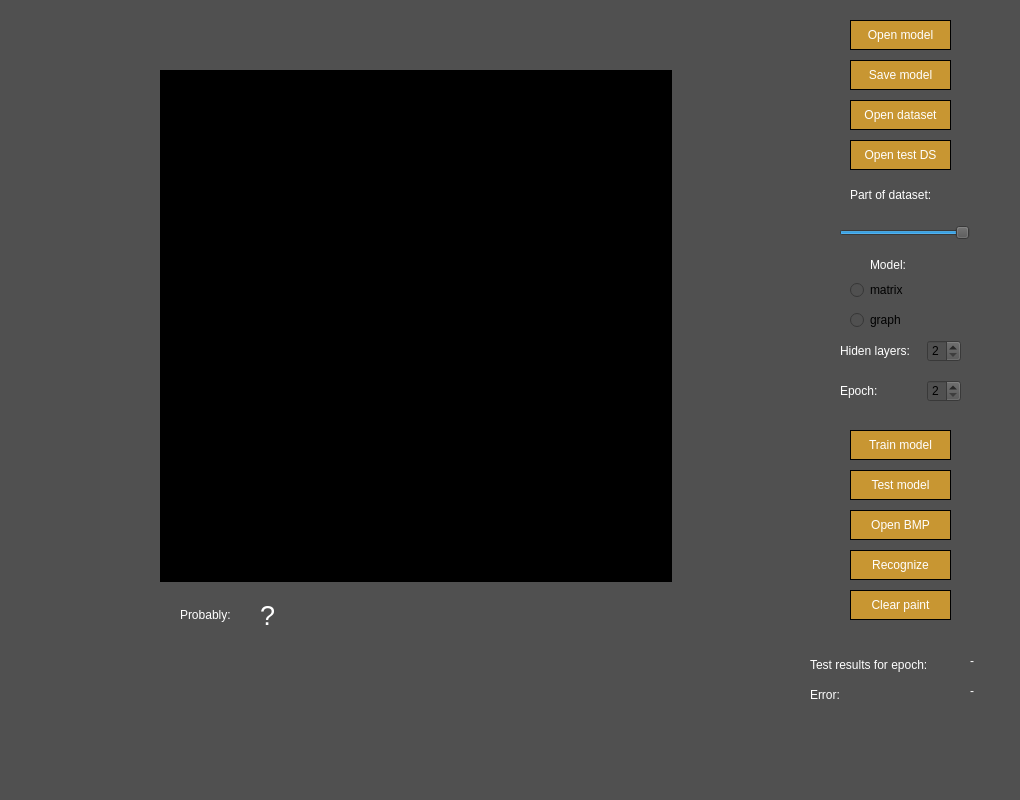
The window that src/view/view.ui (KolyaDavydov/CPP_ML_MultilauerPerceptron) describes before a commit, drawn with Qt 5.
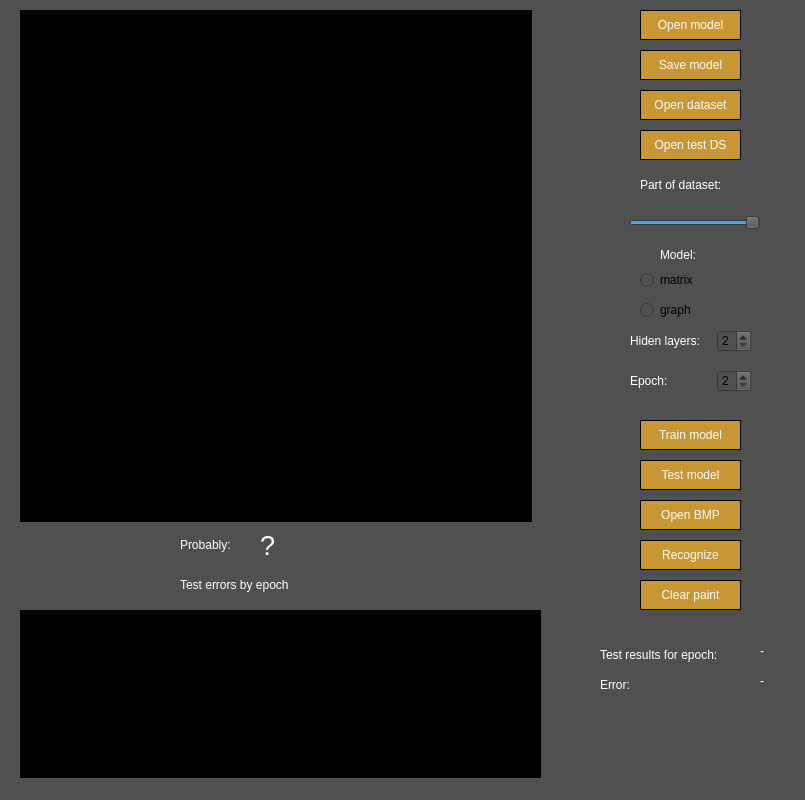
The same window after the commit. Custom widgets are drawn as their Qt base class.

Commit message: add errrors chart

```diff
--- a/src/view/view.ui
+++ b/src/view/view.ui
@@ -6,7 +6,7 @@
    <rect>
     <x>0</x>
     <y>0</y>
-    <width>1020</width>
+    <width>805</width>
     <height>800</height>
    </rect>
   </property>
@@ -20,8 +20,8 @@
    <widget class="QPushButton" name="pushButton_open_dataset">
     <property name="geometry">
      <rect>
-      <x>850</x>
-      <y>100</y>
+      <x>640</x>
+      <y>90</y>
       <width>101</width>
       <height>30</height>
      </rect>
@@ -43,8 +43,8 @@
    <widget class="QPushButton" name="pushButton_open_model">
     <property name="geometry">
      <rect>
-      <x>850</x>
-      <y>20</y>
+      <x>640</x>
+      <y>10</y>
       <width>101</width>
       <height>30</height>
      </rect>
@@ -66,8 +66,8 @@
    <widget class="QRadioButton" name="matrix_model">
     <property name="geometry">
      <rect>
-      <x>850</x>
-      <y>280</y>
+      <x>640</x>
+      <y>270</y>
       <width>99</width>
       <height>20</height>
      </rect>
@@ -79,8 +79,8 @@
    <widget class="QRadioButton" name="graph_model">
     <property name="geometry">
      <rect>
-      <x>850</x>
-      <y>310</y>
+      <x>640</x>
+      <y>300</y>
       <width>99</width>
       <height>20</height>
      </rect>
@@ -92,8 +92,8 @@
    <widget class="QLabel" name="label_model">
     <property name="geometry">
      <rect>
-      <x>870</x>
-      <y>250</y>
+      <x>660</x>
+      <y>240</y>
       <width>60</width>
       <height>30</height>
      </rect>
@@ -108,8 +108,8 @@
    <widget class="QPushButton" name="pushButton_open_bmp">
     <property name="geometry">
      <rect>
-      <x>850</x>
-      <y>510</y>
+      <x>640</x>
+      <y>500</y>
       <width>101</width>
       <height>30</height>
      </rect>
@@ -131,8 +131,8 @@
    <widget class="QLabel" name="slider_dataset_part">
     <property name="geometry">
      <rect>
-      <x>850</x>
-      <y>180</y>
+      <x>640</x>
+      <y>170</y>
       <width>91</width>
       <height>30</height>
      </rect>
@@ -147,8 +147,8 @@
    <widget class="QSlider" name="test_part">
     <property name="geometry">
      <rect>
-      <x>839</x>
-      <y>220</y>
+      <x>629</x>
+      <y>210</y>
       <width>131</width>
       <height>25</height>
      </rect>
@@ -169,8 +169,8 @@
    <widget class="QPushButton" name="pushButton_save_model">
     <property name="geometry">
      <rect>
-      <x>850</x>
-      <y>60</y>
+      <x>640</x>
+      <y>50</y>
       <width>101</width>
       <height>30</height>
      </rect>
@@ -192,8 +192,8 @@
    <widget class="QWidget" name="layoutWidget">
     <property name="geometry">
      <rect>
-      <x>840</x>
-      <y>340</y>
+      <x>630</x>
+      <y>330</y>
       <width>121</width>
       <height>22</height>
      </rect>
@@ -224,8 +224,8 @@
    <widget class="QWidget" name="layoutWidget">
     <property name="geometry">
      <rect>
-      <x>840</x>
-      <y>380</y>
+      <x>630</x>
+      <y>370</y>
       <width>121</width>
       <height>22</height>
      </rect>
@@ -259,8 +259,8 @@
     </property>
     <property name="geometry">
      <rect>
-      <x>160</x>
-      <y>70</y>
+      <x>20</x>
+      <y>10</y>
       <width>512</width>
       <height>512</height>
      </rect>
@@ -290,8 +290,8 @@
    <widget class="QPushButton" name="pushButton_train_model">
     <property name="geometry">
      <rect>
-      <x>850</x>
-      <y>430</y>
+      <x>640</x>
+      <y>420</y>
       <width>101</width>
       <height>30</height>
      </rect>
@@ -313,8 +313,8 @@
    <widget class="QPushButton" name="pushButton_test_model">
     <property name="geometry">
      <rect>
-      <x>850</x>
-      <y>470</y>
+      <x>640</x>
+      <y>460</y>
       <width>101</width>
       <height>30</height>
      </rect>
@@ -336,8 +336,8 @@
    <widget class="QPushButton" name="pushButton_recognize_image">
     <property name="geometry">
      <rect>
-      <x>850</x>
-      <y>550</y>
+      <x>640</x>
+      <y>540</y>
       <width>101</width>
       <height>30</height>
      </rect>
@@ -359,8 +359,8 @@
    <widget class="QPushButton" name="pushButton_clear_paint">
     <property name="geometry">
      <rect>
-      <x>850</x>
-      <y>590</y>
+      <x>640</x>
+      <y>580</y>
       <width>101</width>
       <height>30</height>
      </rect>
@@ -383,7 +383,7 @@
     <property name="geometry">
      <rect>
       <x>180</x>
-      <y>600</y>
+      <y>530</y>
       <width>61</width>
       <height>30</height>
      </rect>
@@ -399,7 +399,7 @@
     <property name="geometry">
      <rect>
       <x>260</x>
-      <y>600</y>
+      <y>530</y>
       <width>41</width>
       <height>30</height>
      </rect>
@@ -419,8 +419,8 @@
    <widget class="QPushButton" name="pushButton_open_test_dataset">
     <property name="geometry">
      <rect>
-      <x>850</x>
-      <y>140</y>
+      <x>640</x>
+      <y>130</y>
       <width>101</width>
       <height>30</height>
      </rect>
@@ -442,8 +442,8 @@
    <widget class="QLabel" name="label_test_epoch">
     <property name="geometry">
      <rect>
-      <x>810</x>
-      <y>650</y>
+      <x>600</x>
+      <y>640</y>
       <width>131</width>
       <height>30</height>
      </rect>
@@ -458,8 +458,8 @@
    <widget class="QLabel" name="label_test_error">
     <property name="geometry">
      <rect>
-      <x>810</x>
-      <y>680</y>
+      <x>600</x>
+      <y>670</y>
       <width>61</width>
       <height>30</height>
      </rect>
@@ -474,8 +474,8 @@
    <widget class="QLabel" name="label_test_error_val">
     <property name="geometry">
      <rect>
-      <x>970</x>
-      <y>680</y>
+      <x>760</x>
+      <y>670</y>
       <width>21</width>
       <height>21</height>
      </rect>
@@ -490,8 +490,8 @@
    <widget class="QLabel" name="label_test_epoch_val">
     <property name="geometry">
      <rect>
-      <x>970</x>
-      <y>650</y>
+      <x>760</x>
+      <y>640</y>
       <width>21</width>
       <height>21</height>
      </rect>
@@ -503,9 +503,45 @@
      <string>-</string>
     </property>
    </widget>
+   <widget class="QChartView" name="chartView">
+    <property name="geometry">
+     <rect>
+      <x>20</x>
+      <y>610</y>
+      <width>521</width>
+      <height>181</height>
+     </rect>
+    </property>
+    <property name="styleSheet">
+     <string notr="true">background-color: rgb(0, 0, 0);</string>
+    </property>
+   </widget>
+   <widget class="QLabel" name="label_letter_2">
+    <property name="geometry">
+     <rect>
+      <x>180</x>
+      <y>570</y>
+      <width>131</width>
+      <height>30</height>
+     </rect>
+    </property>
+    <property name="styleSheet">
+     <string notr="true">color: white;</string>
+    </property>
+    <property name="text">
+     <string>Test errors by epoch</string>
+    </property>
+   </widget>
   </widget>
   <widget class="QStatusBar" name="statusbar"/>
  </widget>
+ <customwidgets>
+  <customwidget>
+   <class>QChartView</class>
+   <extends>QGraphicsView</extends>
+   <header>QChart</header>
+  </customwidget>
+ </customwidgets>
  <resources/>
  <connections/>
 </ui>
```
The commit also changes 5 other files.
